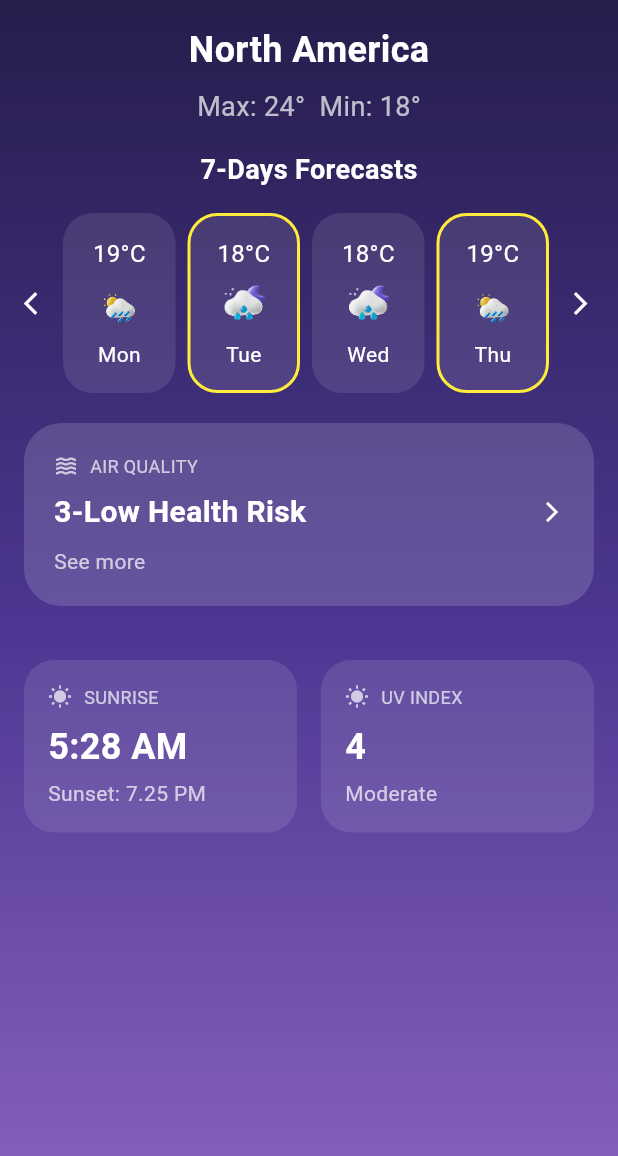
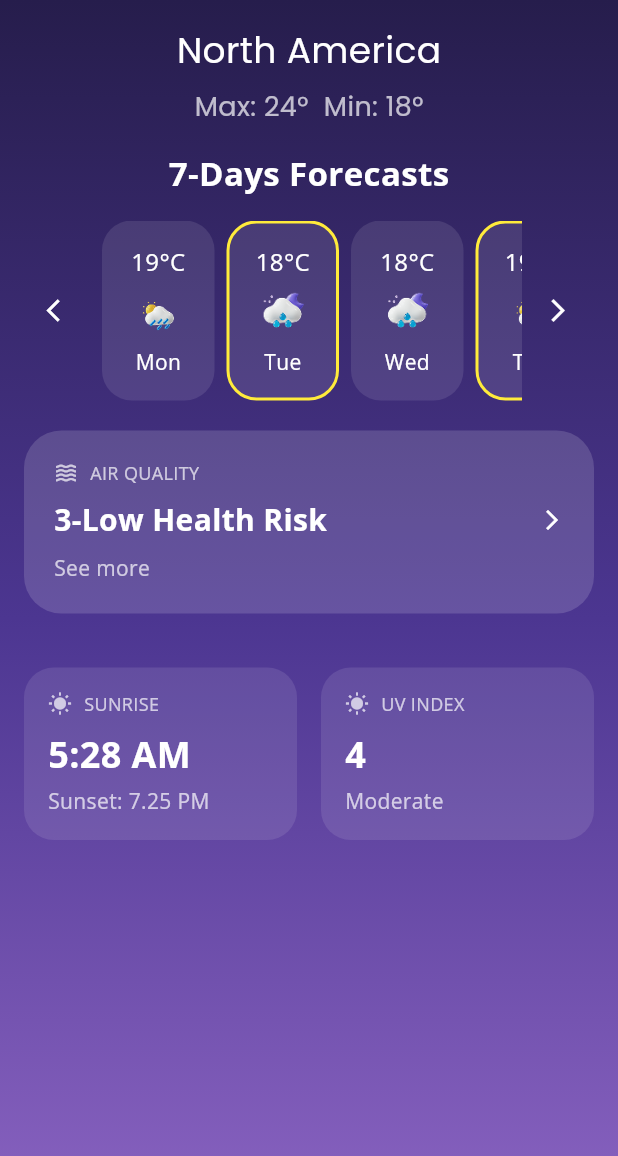
Before and after one commit to witch3rX/flutterprojects, a Flutter app: the screen it shows after launch, on a phone screen of 412 x 824 dp. Shown: the top 1156 px of the screen. Run offline on Flutter 3.47's test engine with Material 3 defaults, Android fonts, the phone set to English and light mode, and no system bars; our stand-ins replace google_fonts.

Commit message:
Update main.dart

```diff
--- a/lib/main.dart
+++ b/lib/main.dart
@@ -1,4 +1,5 @@
 import 'package:flutter/material.dart';
+import 'package:google_fonts/google_fonts.dart';
 
 void main() {
   runApp(const MyApp());
@@ -55,22 +56,25 @@ class WeatherApp extends StatelessWidget {
   Widget _buildTopSection() {
     return Container(
       padding: const EdgeInsets.all(16.0),
-      child: const Column(
+      child: Column(
         children: <Widget>[
           Text(
             'North America',
-            style: TextStyle(
+            style: GoogleFonts.poppins(
+              textStyle: const TextStyle(
                 color: Colors.white,
                 fontSize: 24,
-              fontWeight: FontWeight.bold,
               ),
             ),
-          SizedBox(height: 8.0),
+          ),
+          const SizedBox(height: 8.0),
           Text(
             'Max: 24°  Min: 18°',
-            style: TextStyle(
+            style: GoogleFonts.poppins(
+              textStyle: const TextStyle(
                 color: Colors.white70,
                 fontSize: 18,
+              ),
             ),
           ),
         ],
@@ -79,47 +83,79 @@ class WeatherApp extends StatelessWidget {
   }
 
   Widget _buildForecastSection() {
+    // ScrollController to control the ListView
+    final ScrollController _scrollController = ScrollController();
     final List<Map<String, dynamic>> forecasts = [
       {'day': 'Mon', 'temp': 19, 'icon': 'assets/img/weather1.png'},
       {'day': 'Tue', 'temp': 18, 'icon': 'assets/img/weather2.png'},
       {'day': 'Wed', 'temp': 18, 'icon': 'assets/img/weather2.png'},
       {'day': 'Thu', 'temp': 19, 'icon': 'assets/img/weather1.png'},
+      {'day': 'Fri', 'temp': 20, 'icon': 'assets/img/weather1.png'},
+      {'day': 'Sat', 'temp': 22, 'icon': 'assets/img/weather2.png'},
+      {'day': 'Sun', 'temp': 21, 'icon': 'assets/img/weather1.png'},
     ];
+
+    // Function to scroll the list to the next item
+    void _scrollNext() {
+      if (_scrollController.hasClients) {
+        _scrollController.animateTo(
+          _scrollController.offset + 83,
+          duration: const Duration(milliseconds: 300),
+          curve: Curves.easeIn,
+        );
+      }
+    }
+
+    // Function to scroll the list to the previous item
+    void _scrollPrevious() {
+      if (_scrollController.hasClients) {
+        _scrollController.animateTo(
+          _scrollController.offset - 83,
+          duration: const Duration(milliseconds: 300),
+          curve: Curves.easeOut,
+        );
+      }
+    }
 
     return Padding(
       padding: const EdgeInsets.symmetric(horizontal: 16.0),
       child: Column(
         crossAxisAlignment: CrossAxisAlignment.center,
         children: [
-          const Text(
+          Text(
             '7-Days Forecasts',
-            style: TextStyle(
+            style: GoogleFonts.openSans(
+              textStyle: const TextStyle(
                 color: Colors.white,
-              fontSize: 18,
+                fontSize: 22,
                 fontWeight: FontWeight.bold,
+              ),
             ),
           ),
           const SizedBox(height: 16.0),
           Row(
             children: <Widget>[
-              const Icon(
+              IconButton(
+                icon: const Icon(
                   Icons.arrow_back_ios,
                   color: Colors.white,
-                size: 18, // Reduced arrow size
+                  size: 18,
                 ),
-              const SizedBox(width: 4.0), // Reduced spacing
+                onPressed: _scrollPrevious,
+              ),
               Expanded(
                 child: SizedBox(
                   height: 120,
                   child: ListView.builder(
+                    controller: _scrollController,
                     scrollDirection: Axis.horizontal,
                     itemCount: forecasts.length,
                     itemBuilder: (context, index) {
                       final forecast = forecasts[index];
                       return Container(
-                        margin: const EdgeInsets.symmetric(horizontal: 4.0), // Reduced horizontal margin
+                        margin: const EdgeInsets.symmetric(horizontal: 4.0),
                         padding: const EdgeInsets.all(12.0),
-                        width: 75, // Reduced width for each forecast card
+                        width: 75,
                         decoration: BoxDecoration(
                           color: Colors.white.withOpacity(0.1),
                           borderRadius: BorderRadius.circular(20),
@@ -132,7 +168,12 @@ class WeatherApp extends StatelessWidget {
                           children: <Widget>[
                             Text(
                               '${forecast['temp']}°C',
-                              style: const TextStyle(color: Colors.white, fontSize: 16),
+                              style: GoogleFonts.openSans(
+                                textStyle: const TextStyle(
+                                  color: Colors.white,
+                                  fontSize: 16,
+                                ),
+                              ),
                             ),
                             const SizedBox(height: 8.0),
                             Image.asset(
@@ -143,7 +184,12 @@ class WeatherApp extends StatelessWidget {
                             const SizedBox(height: 8.0),
                             Text(
                               forecast['day'],
-                              style: const TextStyle(color: Colors.white, fontSize: 14),
+                              style: GoogleFonts.openSans(
+                                textStyle: const TextStyle(
+                                  color: Colors.white,
+                                  fontSize: 14,
+                                ),
+                              ),
                             ),
                           ],
                         ),
@@ -152,11 +198,13 @@ class WeatherApp extends StatelessWidget {
                   ),
                 ),
               ),
-              const SizedBox(width: 4.0), // Reduced spacing
-              const Icon(
+              IconButton(
+                icon: const Icon(
                   Icons.arrow_forward_ios,
                   color: Colors.white,
-                size: 18, // Reduced arrow size
+                  size: 18,
+                ),
+                onPressed: _scrollNext,
               ),
             ],
           ),
@@ -173,38 +221,44 @@ class WeatherApp extends StatelessWidget {
         color: Colors.white.withOpacity(0.15),
         borderRadius: BorderRadius.circular(25),
       ),
-      child: const Column(
+      child: Column(
         crossAxisAlignment: CrossAxisAlignment.start,
         children: <Widget>[
           Row(
             children: [
-              Icon(Icons.waves, color: Colors.white70, size: 16),
-              SizedBox(width: 8.0),
+              const Icon(Icons.waves, color: Colors.white70, size: 16),
+              const SizedBox(width: 8.0),
               Text(
                 'AIR QUALITY',
-                style: TextStyle(color: Colors.white70, fontSize: 12),
+                style: GoogleFonts.openSans(
+                  textStyle: const TextStyle(color: Colors.white70, fontSize: 12),
+                ),
               ),
             ],
           ),
-          SizedBox(height: 8.0),
+          const SizedBox(height: 8.0),
           Row(
             mainAxisAlignment: MainAxisAlignment.spaceBetween,
             children: <Widget>[
               Text(
                 '3-Low Health Risk',
-                style: TextStyle(
+                style: GoogleFonts.openSans(
+                  textStyle: const TextStyle(
                     color: Colors.white,
                     fontSize: 20,
                     fontWeight: FontWeight.bold,
                   ),
                 ),
-              Icon(Icons.arrow_forward_ios, color: Colors.white, size: 16),
+              ),
+              const Icon(Icons.arrow_forward_ios, color: Colors.white, size: 16),
             ],
           ),
-          SizedBox(height: 8.0),
+          const SizedBox(height: 8.0),
           Text(
             'See more',
-            style: TextStyle(color: Colors.white70, fontSize: 14),
+            style: GoogleFonts.openSans(
+              textStyle: const TextStyle(color: Colors.white70, fontSize: 14),
+            ),
           ),
         ],
       ),
@@ -263,23 +317,29 @@ class WeatherApp extends StatelessWidget {
               const SizedBox(width: 8.0),
               Text(
                 title,
-                style: const TextStyle(color: Colors.white70, fontSize: 12),
+                style: GoogleFonts.openSans(
+                  textStyle: const TextStyle(color: Colors.white70, fontSize: 12),
+                ),
               ),
             ],
           ),
           const SizedBox(height: 8.0),
           Text(
             value,
-            style: const TextStyle(
+            style: GoogleFonts.openSans(
+              textStyle: const TextStyle(
                 color: Colors.white,
                 fontSize: 24,
                 fontWeight: FontWeight.bold,
               ),
             ),
+          ),
           const SizedBox(height: 4.0),
           Text(
             subtitle,
-            style: const TextStyle(color: Colors.white70, fontSize: 14),
+            style: GoogleFonts.openSans(
+              textStyle: const TextStyle(color: Colors.white70, fontSize: 14),
+            ),
           ),
         ],
       ),
```
Lines whose indentation alone changed are shown as unchanged.
